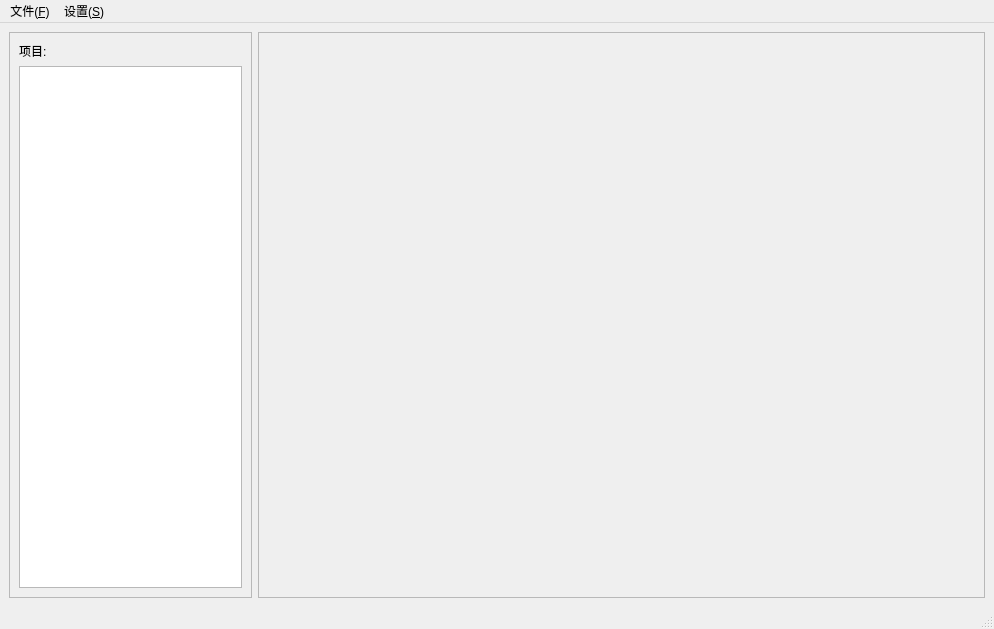
Above: album/mainwindow.ui from RoadToSea/Qt_projects before the change. Below: the same form after it.
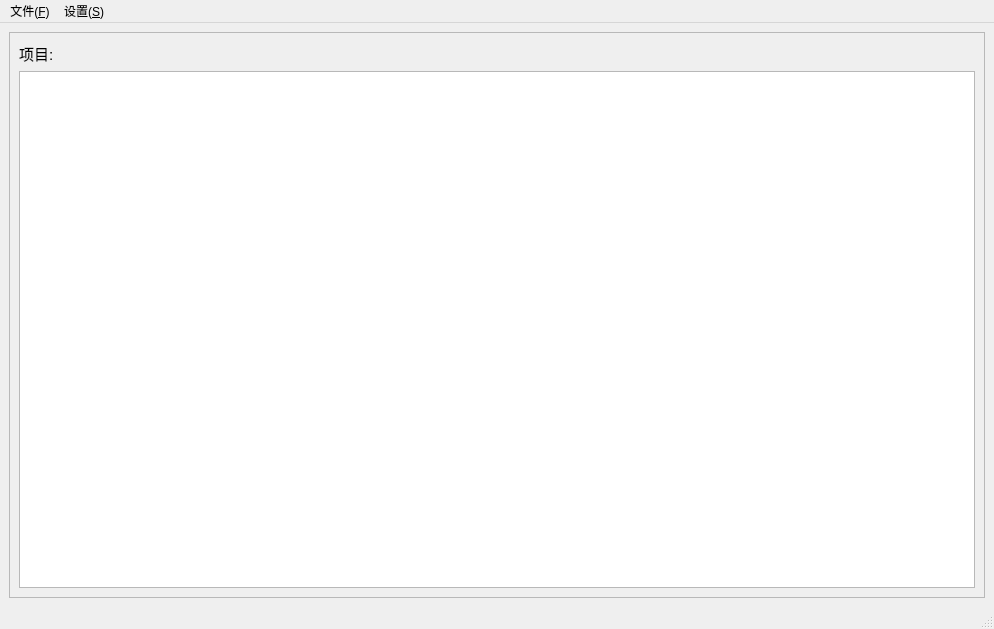
That is the form after the change. Custom widgets are drawn as their Qt base class.

```diff
--- a/album/mainwindow.ui
+++ b/album/mainwindow.ui
@@ -14,7 +14,7 @@
    <string>电子相册</string>
   </property>
   <widget class="QWidget" name="centralwidget">
-   <layout class="QHBoxLayout" name="horizontalLayout" stretch="1,3">
+   <layout class="QHBoxLayout" name="horizontalLayout" stretch="2,5">
     <item>
      <widget class="QFrame" name="frame">
       <property name="frameShape">
@@ -26,26 +26,31 @@
       <layout class="QVBoxLayout" name="verticalLayout">
        <item>
         <widget class="QLabel" name="label">
+         <property name="font">
+          <font>
+           <pointsize>11</pointsize>
+          </font>
+         </property>
          <property name="text">
           <string>项目:</string>
          </property>
         </widget>
        </item>
        <item>
-        <widget class="ProTree" name="treeView"/>
+        <widget class="ProTree" name="treeView">
+         <property name="sizePolicy">
+          <sizepolicy hsizetype="Preferred" vsizetype="Expanding">
+           <horstretch>0</horstretch>
+           <verstretch>0</verstretch>
+          </sizepolicy>
+         </property>
+        </widget>
        </item>
       </layout>
      </widget>
     </item>
     <item>
-     <widget class="QFrame" name="frame_2">
-      <property name="frameShape">
-       <enum>QFrame::StyledPanel</enum>
-      </property>
-      <property name="frameShadow">
-       <enum>QFrame::Raised</enum>
-      </property>
-     </widget>
+     <layout class="QGridLayout" name="picShow"/>
     </item>
    </layout>
   </widget>
```
Left out of the diff: 2 changed lines with no effect on the pictures.
